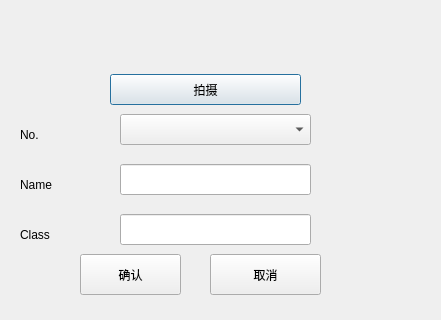
Above: add_student.ui from NovaShen555/FaceCheckSystem before the change; both pictures show x 0 to 441 and y 236 to 556 of the 441 by 556 pixel window. Below: the same form after it.
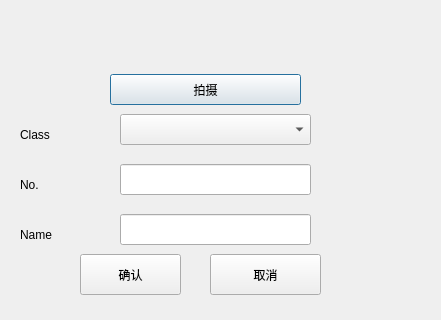
That is the form after the change.

Diff of the .ui file:
```diff
--- a/add_student.ui
+++ b/add_student.ui
@@ -43,7 +43,7 @@
    <property name="geometry">
     <rect>
      <x>20</x>
-     <y>350</y>
+     <y>400</y>
      <width>71</width>
      <height>41</height>
     </rect>
@@ -56,7 +56,7 @@
    <property name="geometry">
     <rect>
      <x>20</x>
-     <y>400</y>
+     <y>450</y>
      <width>61</width>
      <height>41</height>
     </rect>
@@ -69,7 +69,7 @@
    <property name="geometry">
     <rect>
      <x>20</x>
-     <y>450</y>
+     <y>350</y>
      <width>71</width>
      <height>41</height>
     </rect>
```
